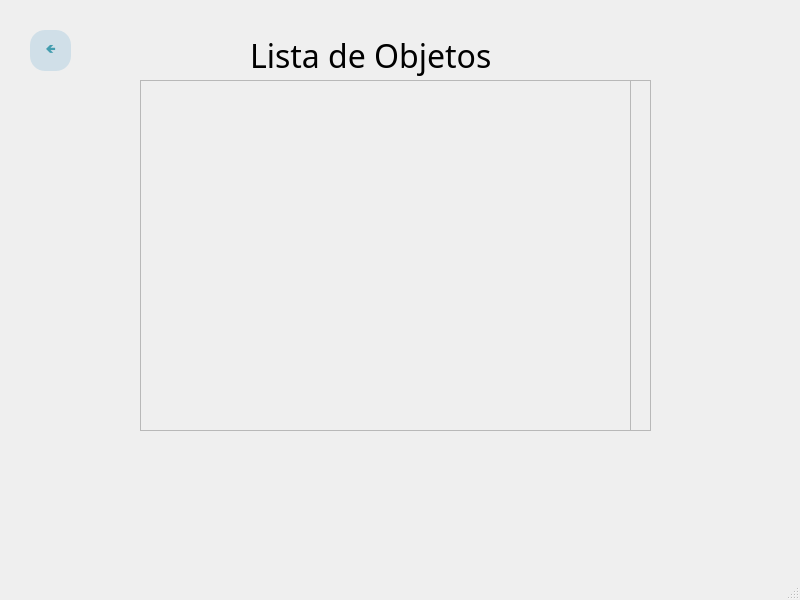
Before: the Qt Designer form src/vista/ui/PruebaScroll.ui in eperec03/museo, drawn with Qt 5.
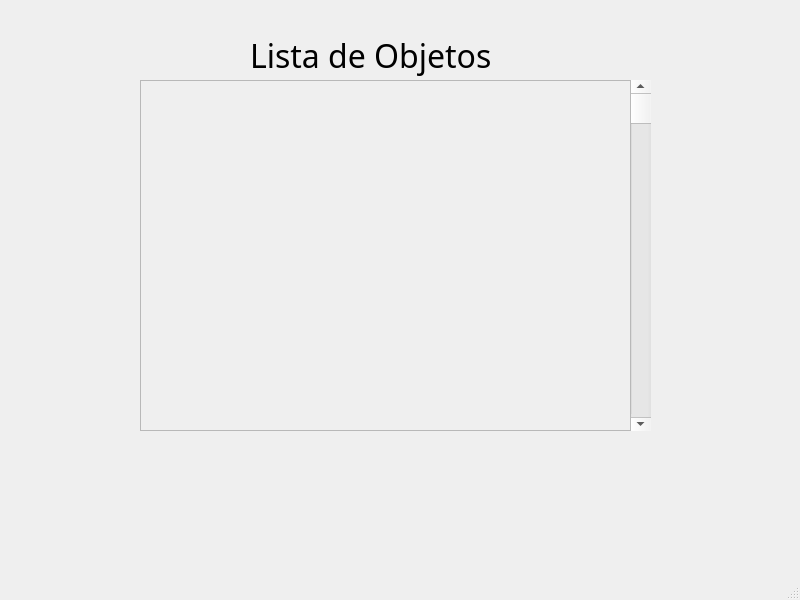
After: the same form once the commit is applied.

```diff
--- a/src/vista/ui/PruebaScroll.ui
+++ b/src/vista/ui/PruebaScroll.ui
@@ -35,227 +35,28 @@
      <string>Lista de Objetos</string>
     </property>
    </widget>
-   <widget class="QPushButton" name="BotonHome">
+   <widget class="QWidget" name="widget" native="true">
     <property name="geometry">
      <rect>
-      <x>30</x>
-      <y>30</y>
-      <width>41</width>
-      <height>41</height>
+      <x>570</x>
+      <y>210</y>
+      <width>16</width>
+      <height>161</height>
      </rect>
     </property>
-    <property name="palette">
-     <palette>
-      <active>
-       <colorrole role="WindowText">
-        <brush brushstyle="SolidPattern">
-         <color alpha="255">
-          <red>67</red>
-          <green>157</green>
-          <blue>175</blue>
-         </color>
-        </brush>
-       </colorrole>
-       <colorrole role="Button">
-        <brush brushstyle="SolidPattern">
-         <color alpha="255">
-          <red>208</red>
-          <green>223</green>
-          <blue>232</blue>
-         </color>
-        </brush>
-       </colorrole>
-       <colorrole role="Text">
-        <brush brushstyle="SolidPattern">
-         <color alpha="255">
-          <red>67</red>
-          <green>157</green>
-          <blue>175</blue>
-         </color>
-        </brush>
-       </colorrole>
-       <colorrole role="ButtonText">
-        <brush brushstyle="SolidPattern">
-         <color alpha="255">
-          <red>67</red>
-          <green>157</green>
-          <blue>175</blue>
-         </color>
-        </brush>
-       </colorrole>
-       <colorrole role="Base">
-        <brush brushstyle="SolidPattern">
-         <color alpha="255">
-          <red>208</red>
-          <green>223</green>
-          <blue>232</blue>
-         </color>
-        </brush>
-       </colorrole>
-       <colorrole role="Window">
-        <brush brushstyle="SolidPattern">
-         <color alpha="255">
-          <red>208</red>
-          <green>223</green>
-          <blue>232</blue>
-         </color>
-        </brush>
-       </colorrole>
-      </active>
-      <inactive>
-       <colorrole role="WindowText">
-        <brush brushstyle="SolidPattern">
-         <color alpha="255">
-          <red>67</red>
-          <green>157</green>
-          <blue>175</blue>
-         </color>
-        </brush>
-       </colorrole>
-       <colorrole role="Button">
-        <brush brushstyle="SolidPattern">
-         <color alpha="255">
-          <red>208</red>
-          <green>223</green>
-          <blue>232</blue>
-         </color>
-        </brush>
-       </colorrole>
-       <colorrole role="Text">
-        <brush brushstyle="SolidPattern">
-         <color alpha="255">
-          <red>67</red>
-          <green>157</green>
-          <blue>175</blue>
-         </color>
-        </brush>
-       </colorrole>
-       <colorrole role="ButtonText">
-        <brush brushstyle="SolidPattern">
-         <color alpha="255">
-          <red>67</red>
-          <green>157</green>
-          <blue>175</blue>
-         </color>
-        </brush>
-       </colorrole>
-       <colorrole role="Base">
-        <brush brushstyle="SolidPattern">
-         <color alpha="255">
-          <red>208</red>
-          <green>223</green>
-          <blue>232</blue>
-         </color>
-        </brush>
-       </colorrole>
-       <colorrole role="Window">
-        <brush brushstyle="SolidPattern">
-         <color alpha="255">
-          <red>208</red>
-          <green>223</green>
-          <blue>232</blue>
-         </color>
-        </brush>
-       </colorrole>
-      </inactive>
-      <disabled>
-       <colorrole role="WindowText">
-        <brush brushstyle="SolidPattern">
-         <color alpha="255">
-          <red>67</red>
-          <green>157</green>
-          <blue>175</blue>
-         </color>
-        </brush>
-       </colorrole>
-       <colorrole role="Button">
-        <brush brushstyle="SolidPattern">
-         <color alpha="255">
-          <red>208</red>
-          <green>223</green>
-          <blue>232</blue>
-         </color>
-        </brush>
-       </colorrole>
-       <colorrole role="Text">
-        <brush brushstyle="SolidPattern">
-         <color alpha="255">
-          <red>67</red>
-          <green>157</green>
-          <blue>175</blue>
-         </color>
-        </brush>
-       </colorrole>
-       <colorrole role="ButtonText">
-        <brush brushstyle="SolidPattern">
-         <color alpha="255">
-          <red>67</red>
-          <green>157</green>
-          <blue>175</blue>
-         </color>
-        </brush>
-       </colorrole>
-       <colorrole role="Base">
-        <brush brushstyle="SolidPattern">
-         <color alpha="255">
-          <red>208</red>
-          <green>223</green>
-          <blue>232</blue>
-         </color>
-        </brush>
-       </colorrole>
-       <colorrole role="Window">
-        <brush brushstyle="SolidPattern">
-         <color alpha="255">
-          <red>208</red>
-          <green>223</green>
-          <blue>232</blue>
-         </color>
-        </brush>
-       </colorrole>
-      </disabled>
-     </palette>
-    </property>
-    <property name="cursor">
-     <cursorShape>PointingHandCursor</cursorShape>
-    </property>
-    <property name="styleSheet">
-     <string notr="true">background-color: rgb(208, 223, 232);
-color:rgb(67, 157, 175);
-font-weight: bold;
-font-family: 'Verdana';
-border-radius: 15px;</string>
-    </property>
-    <property name="text">
-     <string>🡸</string>
-    </property>
    </widget>
-   <widget class="QScrollArea" name="scrollArea">
+   <widget class="QScrollBar" name="scrollBar">
     <property name="geometry">
      <rect>
       <x>630</x>
       <y>80</y>
       <width>21</width>
       <height>351</height>
-      <x>180</x>
-      <y>150</y>
-      <width>451</width>
-      <height>301</height>
      </rect>
     </property>
-    <property name="widgetResizable">
-     <bool>true</bool>
+    <property name="orientation">
+     <enum>Qt::Vertical</enum>
     </property>
-    <widget class="QWidget" name="scrollAreaWidgetContents">
-     <property name="geometry">
-      <rect>
-       <x>0</x>
-       <y>0</y>
-       <width>449</width>
-       <height>299</height>
-      </rect>
-     </property>
-    </widget>
    </widget>
    <widget class="QScrollArea" name="scrollArea">
     <property name="geometry">
```
